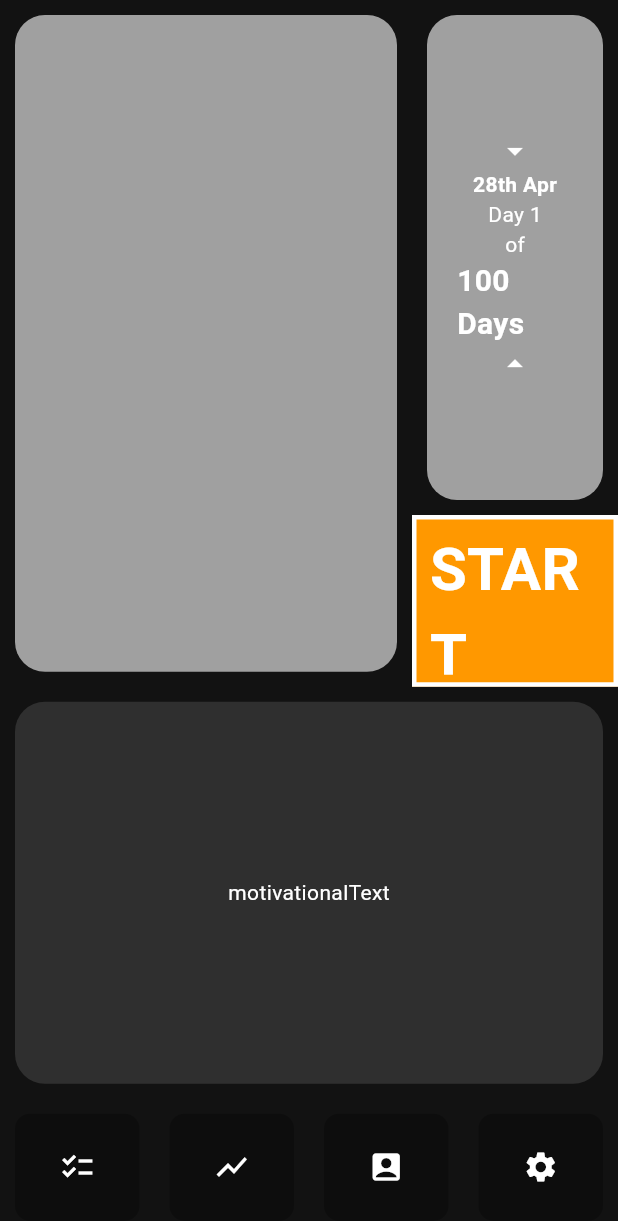
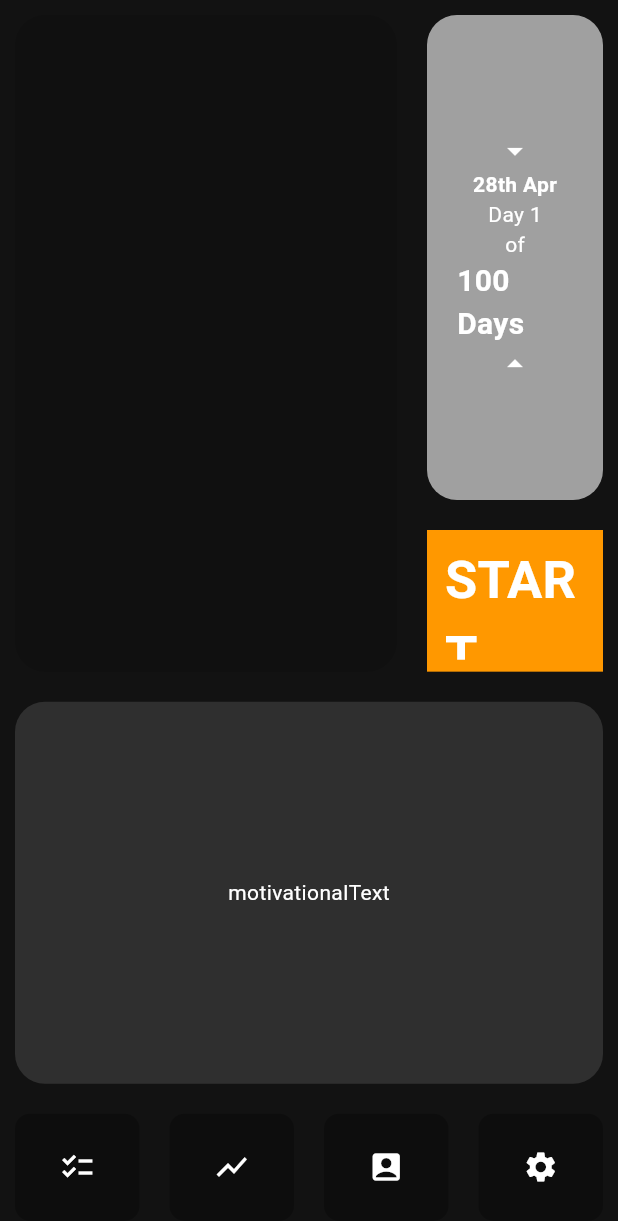
Before and after one commit to rbs101001000/PomoApp-v0.1, a Flutter app: the screen it shows after launch, on a phone screen of 412 x 824 dp. Shown: the top 1221 px of the screen. Run offline on Flutter 3.47's test engine with Material 3 defaults, Android fonts, the phone set to English and light mode, and no system bars.

Commit message:
add todo section has modified

```diff
--- a/lib/home/footerButtons/addTodoButton/addTodoButton.dart
+++ b/lib/home/footerButtons/addTodoButton/addTodoButton.dart
@@ -15,7 +15,7 @@ class _AddTodoButtonState extends State<AddTodoButton> {
     return Expanded(
       child: GestureDetector(
         onTap: (){
-          Navigator.push(context, MaterialPageRoute(builder: (context)=> const Todo()));
+          Navigator.push(context, MaterialPageRoute(builder: (context)=> TodoList()));
         },
         child: const ReusableCard(
           borderRadius: 10,
--- a/lib/home/start/startButton.dart
+++ b/lib/home/start/startButton.dart
@@ -17,22 +17,26 @@ class _StartButtonState extends State<StartButton> {
 
   @override
   Widget build(BuildContext context) {
-    return TextButton(
+    return Container(
+      padding: const EdgeInsetsDirectional.all(10),
+      child: TextButton(
         onPressed: navigateToTimerPage,
         // style: ButtonStyle(
         //   backgroundColor: MaterialStateColor.resolveWith((states) => Colors.orange),
         // ),
         style: TextButton.styleFrom(
+          maximumSize: const Size(double.maxFinite, double.maxFinite),
           backgroundColor: Colors.orange,
           shape: const RoundedRectangleBorder(
-          borderRadius: BorderRadius.zero,
-          side: BorderSide(color: Colors.white, width: 3),
+            borderRadius: BorderRadius.all(Radius.circular(0)),
+            // side: BorderSide(color: Colors.white, width: 3),
 
           )
         ),
         child: const Text(
           "START",
-        style: TextStyle(color: Colors.white, fontWeight: FontWeight.bold,fontSize: 40),
+          style: TextStyle(color: Colors.white, fontWeight: FontWeight.bold,fontSize: 35),
+        ),
       ),
     );
   }
--- a/lib/home/todoChart/todo.dart
+++ b/lib/home/todoChart/todo.dart
@@ -1,7 +1,6 @@
 import 'package:flutter/cupertino.dart';
 import 'package:flutter/material.dart';
 import 'package:pomoapp/reusableCard.dart';
-import 'package:pomoapp/todo/todo_list.dart';
 
 class TodoSection extends StatefulWidget {
   const TodoSection({super.key});
@@ -20,10 +19,10 @@ class _TodoSectionState extends State<TodoSection> {
           Expanded(
             child: ReusableCard(
               borderRadius: 20,
-              colour: Colors.white60,
+              colour: Colors.black12,
               childCard: ListView(
                 children: const [
-                  TodoList(),
+
                 ],
               ),
             ),
```
Also changed, not shown: lib/todo/add_todo.dart (+107 -32 lines), lib/todo/todo_list.dart (deleted, +0 -23 lines), lib/home/dateAndTimeChart/dateAndTime.dart (line endings or trailing spaces). Lines whose indentation alone changed are shown as unchanged.
